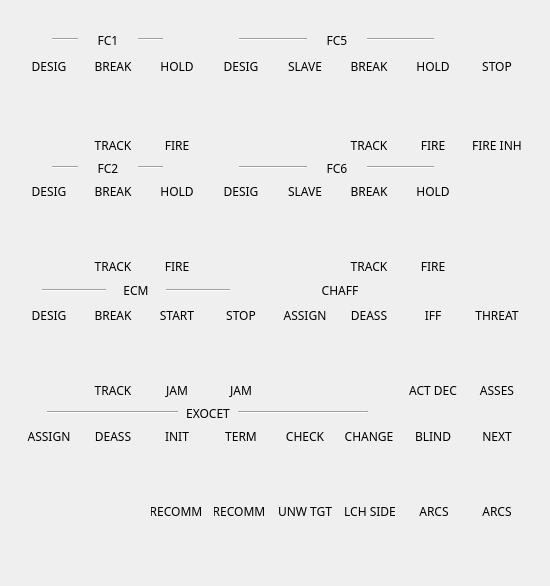
Before: the Qt Designer form botonera/forms/overlay_360_0111.ui in jordan045/tdc-botonera, drawn with Qt 5.
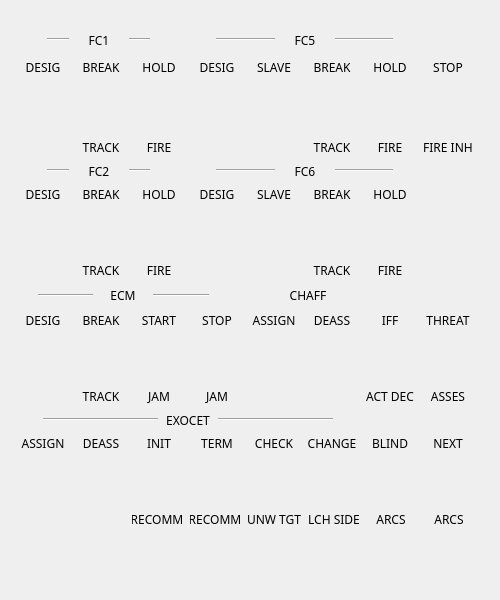
After: the same form once the commit is applied. Icons and pictures are not drawn.

Commit message: Fixed size overlays

```diff
--- a/botonera/forms/overlay_360_0111.ui
+++ b/botonera/forms/overlay_360_0111.ui
@@ -6,10 +6,22 @@
    <rect>
     <x>0</x>
     <y>0</y>
-    <width>550</width>
-    <height>586</height>
+    <width>500</width>
+    <height>600</height>
    </rect>
   </property>
+  <property name="minimumSize">
+   <size>
+    <width>500</width>
+    <height>600</height>
+   </size>
+  </property>
+  <property name="maximumSize">
+   <size>
+    <width>500</width>
+    <height>600</height>
+   </size>
+  </property>
   <property name="windowTitle">
    <string>Form</string>
   </property>
@@ -18,8 +30,8 @@
     <rect>
      <x>0</x>
      <y>0</y>
-     <width>546</width>
-     <height>581</height>
+     <width>491</width>
+     <height>591</height>
     </rect>
    </property>
    <layout class="QVBoxLayout" name="verticalLayout">
```
The commit also changes 8 other files.
